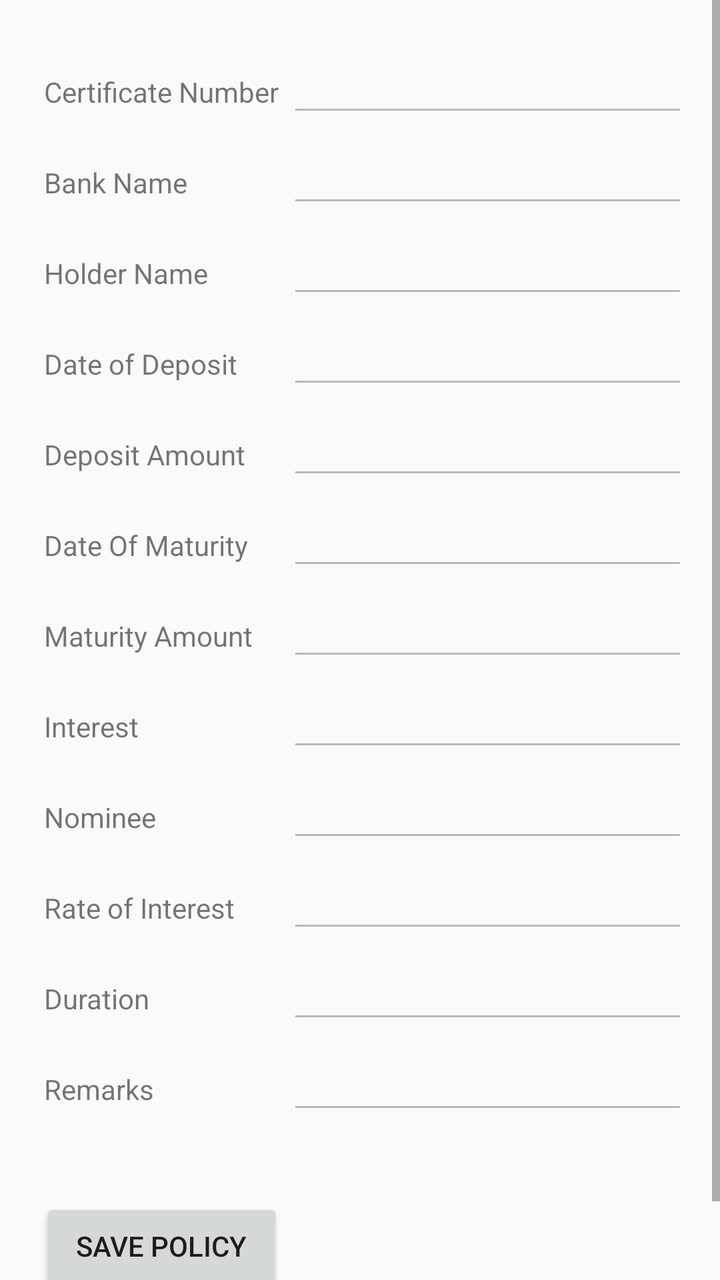
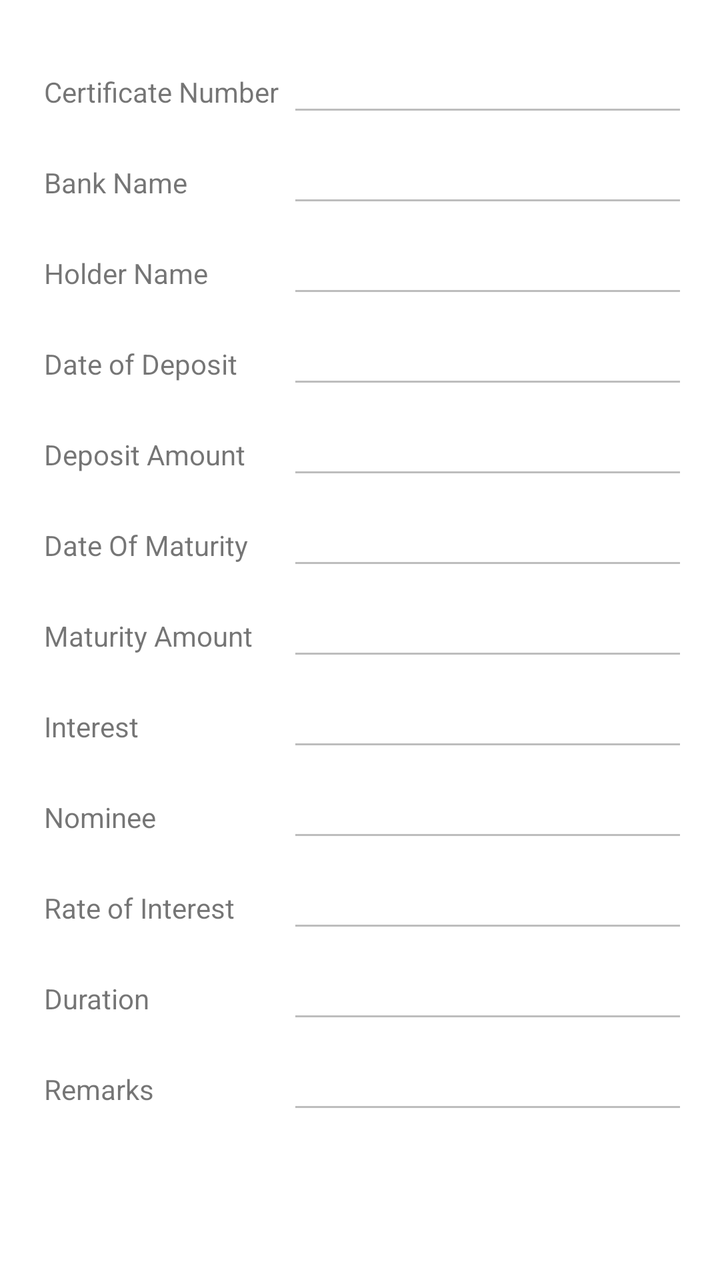

An Android layout rendered at two revisions. The XML below is the earlier revision; the diff shows what the commit changed to produce the second picture.
<!-- AndroidManifest.xml: application theme AppTheme -->
<!-- res/layout/activity_view_policy.xml -->
<?xml version="1.0" encoding="utf-8"?>

<RelativeLayout xmlns:android="http://schemas.android.com/apk/res/android"
    android:layout_width="match_parent"
    android:layout_height="match_parent"
    android:fitsSystemWindows="true">

    <ScrollView
        android:layout_width="match_parent"
        android:layout_height="match_parent">

        <TableLayout
            android:layout_width="wrap_content"
            android:layout_height="wrap_content"
            android:layout_alignParentTop="true"
            android:layout_centerHorizontal="true"
            android:layout_margin="20dp">

            <TableRow
                android:layout_width="match_parent"
                android:layout_height="match_parent"
                android:visibility="visible">


                <TextView

                    android:layout_width="wrap_content"
                    android:layout_height="wrap_content"
                    android:layout_margin="2dp"
                    android:text="Certificate Number"
                    android:visibility="visible" />

                <EditText
                    android:id="@+id/certificateNumber"
                    android:layout_width="wrap_content"
                    android:layout_height="wrap_content"
                    android:layout_margin="2dp"
                    android:ems="10"
                    android:enabled="false"
                    android:focusable="false"
                    android:textColor="#000"
                    android:inputType="textPersonName"
                    android:visibility="visible" />

            </TableRow>

            <TableRow
                android:layout_width="match_parent"
                android:layout_height="match_parent"
                android:visibility="visible">


                <TextView

                    android:layout_width="wrap_content"
                    android:layout_height="wrap_content"
                    android:layout_margin="2dp"
                    android:text="Bank Name"
                    android:visibility="visible" />

                <EditText
                    android:id="@+id/bankName"
                    android:layout_width="wrap_content"
                    android:layout_height="wrap_content"
                    android:layout_margin="2dp"
                    android:ems="10"
                    android:enabled="false"
                    android:focusable="false"
                    android:textColor="#000"
                    android:inputType="textPersonName"
                    android:visibility="visible" />

            </TableRow>

            <TableRow
                android:layout_width="match_parent"
                android:layout_height="match_parent"
                android:visibility="visible">


                <TextView
                    android:id="@+id/asdasd"
                    android:layout_width="wrap_content"
                    android:layout_height="wrap_content"
                    android:layout_margin="2dp"
                    android:text="Holder Name" />

                <EditText
                    android:id="@+id/holder"
                    android:layout_width="wrap_content"
                    android:layout_height="wrap_content"
                    android:layout_margin="2dp"
                    android:ems="10"
                    android:enabled="false"
                    android:focusable="false"
                    android:textColor="#000"
                    android:inputType="textPersonName" />

            </TableRow>

            <TableRow
                android:layout_width="match_parent"
                android:layout_height="match_parent"
                android:visibility="visible">


                <TextView
                    android:id="@+id/gfsgfg"
                    android:layout_width="wrap_content"
                    android:layout_height="wrap_content"
                    android:layout_margin="2dp"
                    android:text="Date of Deposit" />

                <EditText
                    android:id="@+id/dateOfDeposit"
                    android:layout_width="wrap_content"
                    android:layout_height="wrap_content"
                    android:layout_margin="2dp"
                    android:ems="10"
                    android:enabled="false"
                    android:focusable="false"
                    android:textColor="#000"
                    android:inputType="textPersonName" />

            </TableRow>

            <TableRow
                android:layout_width="match_parent"
                android:layout_height="match_parent"
                android:visibility="visible">


                <TextView

                    android:layout_width="wrap_content"
                    android:layout_height="wrap_content"
                    android:layout_margin="2dp"
                    android:text="Deposit Amount" />

                <EditText
                    android:id="@+id/depositAmount"
                    android:layout_width="wrap_content"
                    android:layout_height="wrap_content"
                    android:layout_margin="2dp"
                    android:ems="10"
                    android:enabled="false"
                    android:focusable="false"
                    android:textColor="#000"
                    android:inputType="number" />

            </TableRow>

            <TableRow
                android:layout_width="match_parent"
                android:layout_height="match_parent">


                <TextView

                    android:layout_width="wrap_content"
                    android:layout_height="wrap_content"
                    android:layout_margin="2dp"
                    android:text="Date Of Maturity" />

                <EditText
                    android:id="@+id/dateOfMaturity"
                    android:layout_width="wrap_content"
                    android:layout_height="wrap_content"
                    android:layout_margin="2dp"
                    android:ems="10"
                    android:focusable="false"
                    android:enabled="false"
                    android:textColor="#000"
                    android:inputType="textPersonName" />

            </TableRow>

            <TableRow
                android:layout_width="match_parent"
                android:layout_height="match_parent">


                <TextView

                    android:layout_width="wrap_content"
                    android:layout_height="wrap_content"
                    android:layout_margin="2dp"
                    android:text="Maturity Amount" />

                <EditText
                    android:id="@+id/maturityAmount"
                    android:layout_width="wrap_content"
                    android:layout_height="wrap_content"
                    android:layout_margin="2dp"
                    android:ems="10"
                    android:enabled="false"
                    android:focusable="false"
                    android:textColor="#000"
                    android:inputType="number" />

            </TableRow>

            <TableRow
                android:layout_width="match_parent"
                android:layout_height="match_parent">


                <TextView

                    android:layout_width="wrap_content"
                    android:layout_height="wrap_content"
                    android:layout_margin="2dp"
                    android:text="Interest" />

                <EditText
                    android:id="@+id/interest"
                    android:layout_width="wrap_content"
                    android:layout_height="wrap_content"
                    android:layout_margin="2dp"
                    android:ems="10"
                    android:textColor="#000"
                    android:enabled="false"
                    android:focusable="false"
                    android:inputType="number" />

            </TableRow>

            <TableRow
                android:layout_width="match_parent"
                android:layout_height="match_parent">


                <TextView

                    android:layout_width="wrap_content"
                    android:layout_height="wrap_content"
                    android:layout_margin="2dp"
                    android:text="Nominee" />

                <EditText
                    android:id="@+id/nominee"
                    android:layout_width="wrap_content"
                    android:layout_height="wrap_content"
                    android:layout_margin="2dp"
                    android:ems="10"
                    android:enabled="false"
                    android:focusable="false"
                    android:textColor="#000"
                    android:inputType="textPersonName" />

            </TableRow>

            <TableRow
                android:layout_width="match_parent"
                android:layout_height="match_parent">


                <TextView

                    android:layout_width="wrap_content"
                    android:layout_height="wrap_content"
                    android:layout_margin="2dp"
                    android:text="Rate of Interest" />

                <EditText
                    android:id="@+id/rateOfInterest"
                    android:layout_width="wrap_content"
                    android:layout_height="wrap_content"
                    android:layout_margin="2dp"
                    android:ems="10"
                    android:enabled="false"
                    android:focusable="false"
                    android:textColor="#000"
                    android:inputType="numberDecimal" />

            </TableRow>

            <TableRow
                android:layout_width="match_parent"
                android:layout_height="match_parent">


                <TextView

                    android:layout_width="wrap_content"
                    android:layout_height="wrap_content"
                    android:layout_margin="2dp"
                    android:text="Duration" />

                <EditText
                    android:id="@+id/durationInt"
                    android:layout_width="wrap_content"
                    android:layout_height="wrap_content"
                    android:layout_margin="2dp"
                    android:ems="10"
                    android:enabled="false"
                    android:textColor="#000"
                    android:focusable="false"
                    android:inputType="numberDecimal" />

            </TableRow>

            <TableRow
                android:layout_width="match_parent"
                android:layout_height="match_parent"
                android:layout_marginBottom="35dp">


                <TextView

                    android:layout_width="wrap_content"
                    android:layout_height="wrap_content"
                    android:layout_margin="2dp"
                    android:text="Remarks" />

                <EditText
                    android:id="@+id/remarks"
                    android:layout_width="wrap_content"
                    android:layout_height="wrap_content"
                    android:layout_margin="2dp"
                    android:ems="10"
                    android:enabled="false"
                    android:textColor="#000"

                    android:focusable="false"
                    android:inputType="textPersonName" />

            </TableRow>

            <TableRow
                android:layout_width="match_parent"
                android:layout_height="match_parent"
                android:layout_marginBottom="35dp">


                <Button
                    android:id="@+id/save"
                    android:layout_width="match_parent"
                    android:layout_height="wrap_content"
                    android:text="Save Policy" />

            </TableRow>



        </TableLayout>

    </ScrollView>

</RelativeLayout>
<!-- resources referenced by this layout -->
<resources>
  <style name="AppTheme" parent="Theme.AppCompat.Light.DarkActionBar">
          <item name="colorPrimary">@color/colorPrimary</item>
          <item name="colorPrimaryDark">@color/colorPrimaryDark</item>
          <item name="colorAccent">@color/colorAccent</item>
      </style>
  <color name="colorPrimary">#3F51B5</color>
  <color name="colorPrimaryDark">#303F9F</color>
  <color name="colorAccent">#3F51B5</color>
</resources>

<!-- the commit's change to res/layout/activity_view_policy.xml (unified diff, before → after) -->
@@ -1,19 +1,23 @@
 <?xml version="1.0" encoding="utf-8"?>
 
-<RelativeLayout xmlns:android="http://schemas.android.com/apk/res/android"
+<LinearLayout xmlns:android="http://schemas.android.com/apk/res/android"
+    xmlns:tools="http://schemas.android.com/tools"
+    android:id="@+id/main"
     android:layout_width="match_parent"
     android:layout_height="match_parent"
-    android:fitsSystemWindows="true">
+    android:orientation="vertical"
+    android:fitsSystemWindows="true"
+    tools:context=".ViewPolicy">
 
     <ScrollView
         android:layout_width="match_parent"
-        android:layout_height="match_parent">
+        android:layout_height="0dp"
+        android:layout_weight="1">
 
         <TableLayout
             android:layout_width="wrap_content"
             android:layout_height="wrap_content"
-            android:layout_alignParentTop="true"
-            android:layout_centerHorizontal="true"
+            android:layout_gravity="center_horizontal"
             android:layout_margin="20dp">
 
             <TableRow
@@ -327,24 +331,15 @@
 
             </TableRow>
 
-            <TableRow
-                android:layout_width="match_parent"
-                android:layout_height="match_parent"
-                android:layout_marginBottom="35dp">
-
-
-                <Button
-                    android:id="@+id/save"
-                    android:layout_width="match_parent"
-                    android:layout_height="wrap_content"
-                    android:text="Save Policy" />
-
-            </TableRow>
-
-
-
         </TableLayout>
 
     </ScrollView>
 
-</RelativeLayout>
+    <Button
+        android:id="@+id/save"
+        android:layout_width="match_parent"
+        android:layout_height="wrap_content"
+        android:visibility="gone"
+        android:text="Save Policy" />
+
+</LinearLayout>
<!-- resource entries referenced after the edit -->
@@ -1,12 +1,17 @@
 <!-- resources referenced by this layout -->
 <resources>
-  <style name="AppTheme" parent="Theme.AppCompat.Light.DarkActionBar">
+  <style name="AppTheme" parent="Theme.MaterialComponents.Light.DarkActionBar">
           <item name="colorPrimary">@color/colorPrimary</item>
-          <item name="colorPrimaryDark">@color/colorPrimaryDark</item>
-          <item name="colorAccent">@color/colorAccent</item>
+          <item name="colorPrimaryVariant">@color/colorPrimaryDark</item>
+          <item name="colorOnPrimary">@color/white</item>
+          <item name="colorSecondary">@color/colorAccent</item>
+          <item name="colorSecondaryVariant">@color/colorPrimaryDark</item>
+          <item name="colorOnSecondary">@color/white</item>
+          <item name="android:statusBarColor">?attr/colorPrimaryVariant</item>
       </style>
   <color name="colorPrimary">#3F51B5</color>
   <color name="colorPrimaryDark">#303F9F</color>
+  <color name="white">#FFFFFFFF</color>
   <color name="colorAccent">#3F51B5</color>
 </resources>
 
